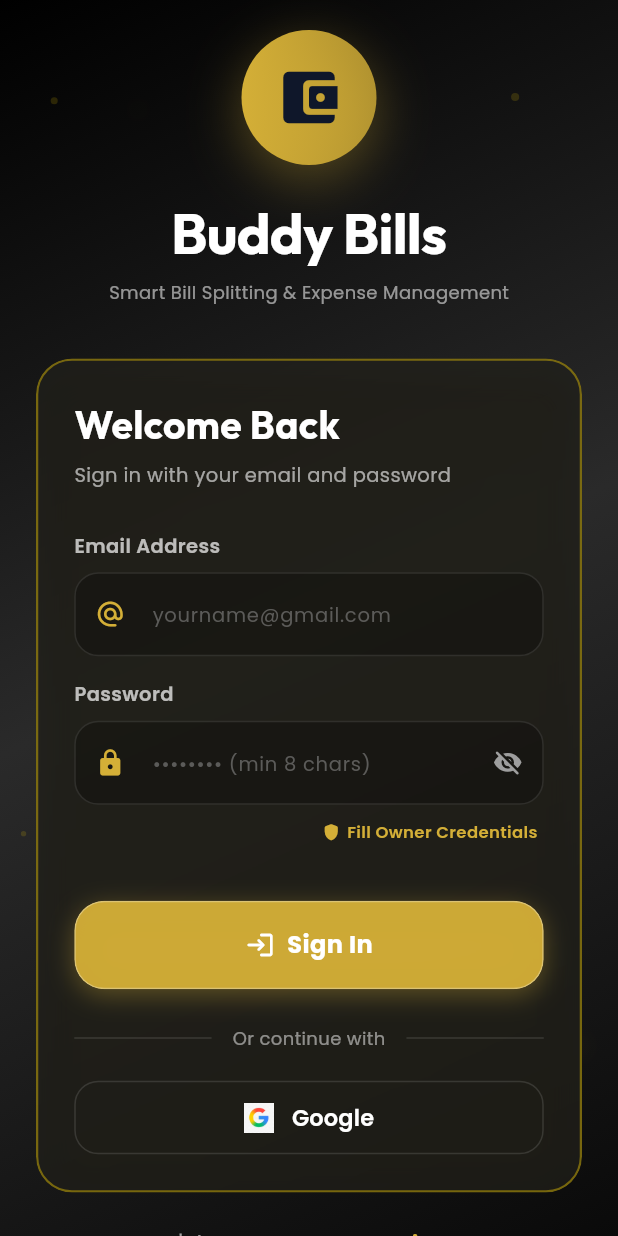
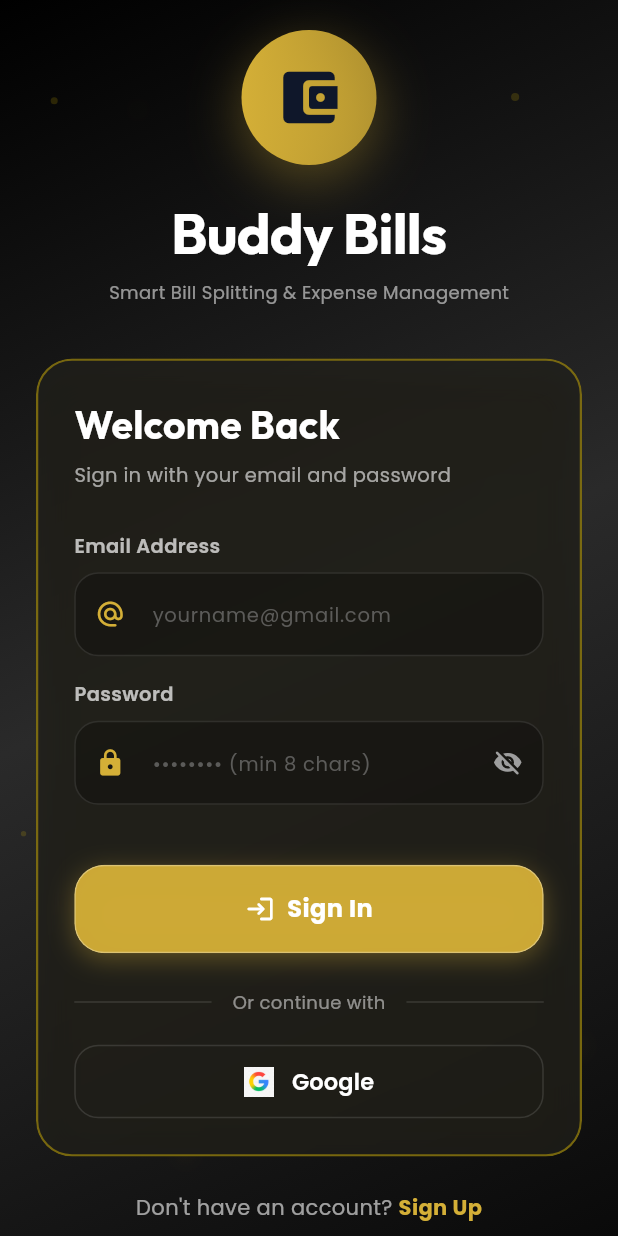
Before and after one commit to hamadhadi5123/Buddy-Bills-Flutter-App, a Flutter app: the screen it shows after launch, on a phone screen of 412 x 824 dp. Run offline on Flutter 3.47's test engine with Material 3 defaults, Android fonts, the phone set to English and light mode, and no system bars; our stand-ins replace cloud_firestore, firebase_auth, firebase_core, flutter_animate, google_fonts, google_sign_in and 1 more; accounts and stored records are empty.

Commit message:
Remove fill owner credentials button from login screen for security

```diff
--- a/lib/screens/auth_screen.dart
+++ b/lib/screens/auth_screen.dart
@@ -29,9 +29,8 @@ class AuthScreen extends StatefulWidget {
 }
 
 class _AuthScreenState extends State<AuthScreen> {
-  // Predefined master App Owner / Admin credentials
+  // Predefined master App Owner / Admin email
   static const String predefinedAdminEmail = "hamad@gmail.com";
-  static const String predefinedAdminPassword = "Hamad@123";
 
   bool isLogin = true;
   bool isOtpSent = false;
@@ -269,40 +268,7 @@ class _AuthScreenState extends State<AuthScreen> {
             onToggleVisibility: () => setState(() => passwordVisible = !passwordVisible),
             hint: "•••••••• (min 8 chars)",
           ),
-          const SizedBox(height: 8),
-          if (isLogin) ...[
-            Align(
-              alignment: Alignment.centerRight,
-              child: InkWell(
-                onTap: () {
-                  setState(() {
-                    emailController.text = predefinedAdminEmail;
-                    passwordController.text = predefinedAdminPassword;
-                  });
-                },
-                borderRadius: BorderRadius.circular(10),
-                child: Padding(
-                  padding: const EdgeInsets.symmetric(horizontal: 4, vertical: 2),
-                  child: Row(
-                    mainAxisSize: MainAxisSize.min,
-                    children: [
-                      Icon(Icons.shield_rounded, size: 13, color: primaryBrandColor),
-                      const SizedBox(width: 4),
-                      Text(
-                        "Fill Owner Credentials",
-                        style: GoogleFonts.poppins(
-                          fontSize: 11,
-                          color: primaryBrandColor,
-                          fontWeight: FontWeight.w600,
-                        ),
-                      ),
-                    ],
-                  ),
-                ),
-              ),
-            ),
-          ],
-          const SizedBox(height: 12),
+          const SizedBox(height: 16),
         ],
 
         // Confirm Password field for Signup
```
